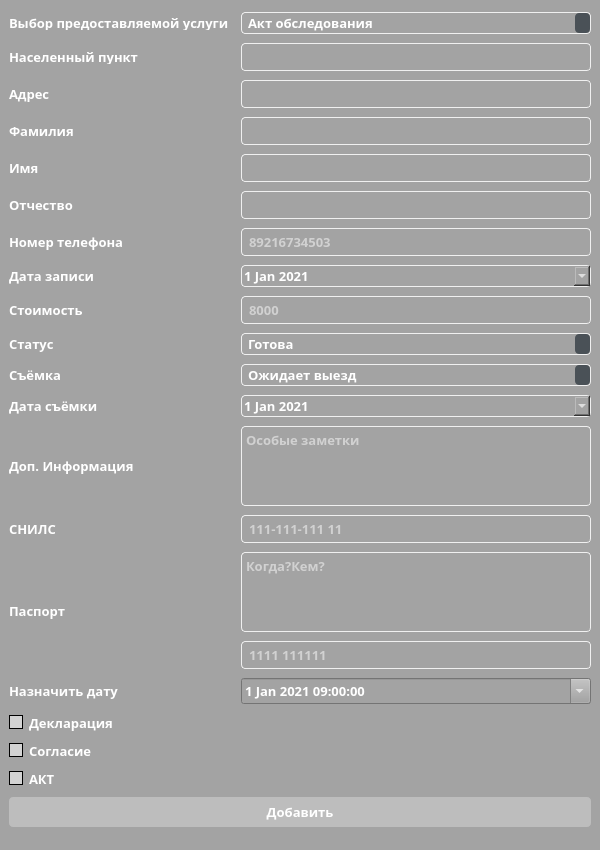
First picture: the form in ui/addFormUi.ui, repository JavelinSx/kadastr, before the edit.
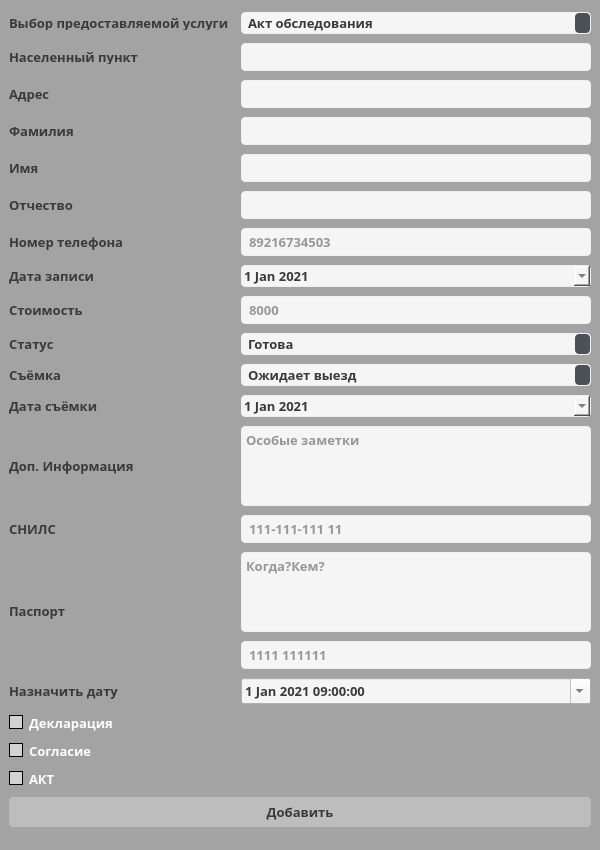
Second picture: the form after the edit. Icons and pictures are not drawn.

```diff
--- a/ui/addFormUi.ui
+++ b/ui/addFormUi.ui
@@ -41,9 +41,9 @@
 QWidget
 {
 	background-color: #a3a3a3;
-	color: #fff;
-	selection-background-color: #fff;
-	selection-color: #000;
+	color: #3a3a3d;
+	selection-background-color: #3a3a3d;
+	selection-color: #3a3a3d;
 
 }
 
@@ -95,7 +95,7 @@
 QPushButton
 {
 	background-color: #bdbdbd;
-	color: #fff;
+	color: #3a3a3d;
 	min-width: 80px;
 	border-radius: 4px;
 	padding: 5px;
@@ -148,8 +148,8 @@
 /*-----QLineEdit-----*/
 QLineEdit
 {
-	background-color: #lightgray;
-	color : #fff;
+	background-color: #f5f5f5;
+	color: #3a3a3d;
 	border: 1px solid #f0f0f0;
 	padding: 3px;
 	padding-left: 5px;
@@ -161,7 +161,7 @@
 /*-----QPlainTExtEdit-----*/
 QPlainTextEdit
 {
-	background-color: #575757;
+	background-color: #f5f5f5;
 	color : #fff;
 	border: 1px solid #f0f0f0;
 	padding: 3px;
@@ -171,7 +171,8 @@
 }
 QTextEdit
 {
-	background-color: #lightgray;
+	color: #3a3a3d;
+	background-color: #f5f5f5;
 	border-radius: 4px;
 	border: 1px solid #f0f0f0;
 }
@@ -204,9 +205,9 @@
 /*-----QComboBox-----*/
 QComboBox
 {
-    background-color: #lightgray;
+    background-color: #f5f5f5;
     padding-left: 6px;
-    color: #fff;
+    color: #3a3a3d;
     height: 20px;
 	border-radius: 4px;
 	border: 1px solid #f0f0f0;
@@ -268,12 +269,19 @@
 
 QDateEdit
 {
-		background-color: #lightgray;
+	    color: #3a3a3d;
+		background-color: #f5f5f5;
 		border: 1px solid #f0f0f0;
 		border-radius: 4px;
 }
-
-
+QLabel
+{
+		color: #3a3a3d;
+}
+QDateTimeEdit
+{
+		background-color: #f5f5f5;
+}
 
 /*-----QHeaderView-----*/
 QHeaderView::section
@@ -284,7 +292,10 @@
 	padding: 4px;
 	
 }
-
+QFont
+{
+		background-color: #3a3a3d;
+}
 
 QHeaderView::section:disabled
 {
```
